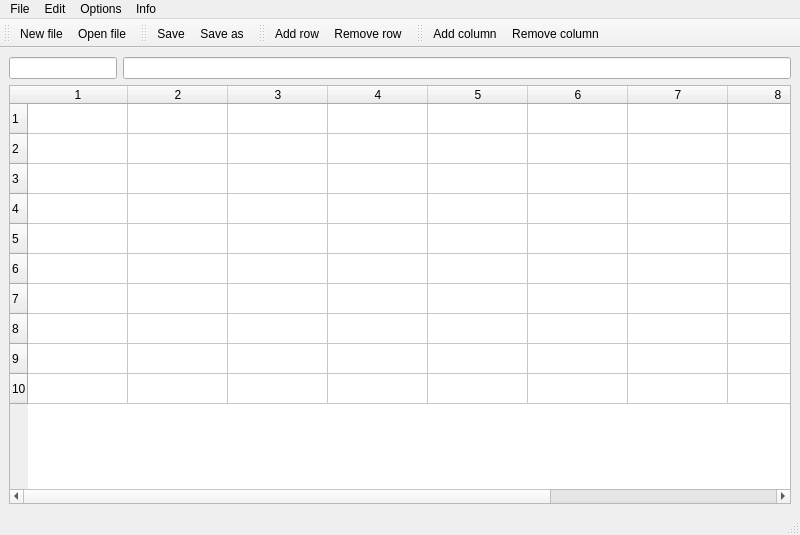
Old version of the form mainwindow.ui in the repository VitaliiDemediuk/MiniSpreadsheet.
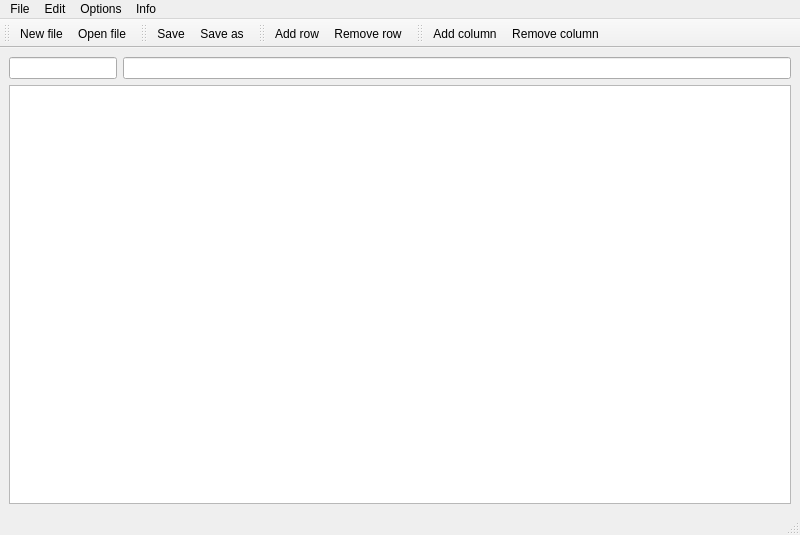
New version of the form. Icons and pictures are not drawn.

Commit message: Add row, column. Remove row, column. Column with char.

Diff of the .ui file:
```diff
--- a/mainwindow.ui
+++ b/mainwindow.ui
@@ -32,31 +32,11 @@
     <item row="1" column="0" colspan="2">
      <widget class="QTableWidget" name="tableWidget">
       <property name="rowCount">
-       <number>10</number>
+       <number>0</number>
       </property>
       <property name="columnCount">
-       <number>10</number>
+       <number>0</number>
       </property>
-      <row/>
-      <row/>
-      <row/>
-      <row/>
-      <row/>
-      <row/>
-      <row/>
-      <row/>
-      <row/>
-      <row/>
-      <column/>
-      <column/>
-      <column/>
-      <column/>
-      <column/>
-      <column/>
-      <column/>
-      <column/>
-      <column/>
-      <column/>
      </widget>
     </item>
     <item row="0" column="1">
```
Left out of the diff: 6 changed lines with no effect on the pictures. The commit also changes 3 other files.
